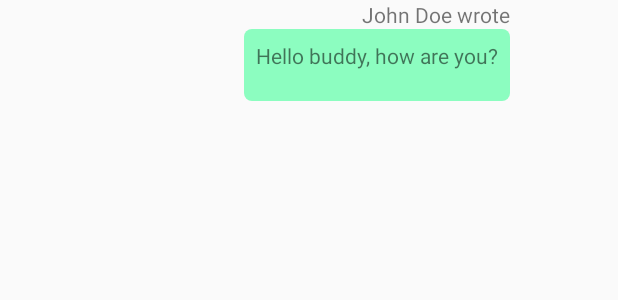
After one commit to nbmaltais/P6-WhereAreThey, an Android app: the layout item_contact_message.xml on its own in the app's theme, with its tools: preview values and no code run, on a phone screen of 412 x 824 dp. The commit adds this screen. Shown: the top 300 px of the screen. Run offline under Robolectric (Android 15) with nearby library versions, the phone set to English and light mode, and no system bars.

Commit message:
Added content transition. Added different layout for user and contact message.

```diff
--- a/app/src/main/java/ca/nbsoft/whereareyou/ui/main/ContactListFragment.java
+++ b/app/src/main/java/ca/nbsoft/whereareyou/ui/main/ContactListFragment.java
@@ -154,7 +154,8 @@ public class ContactListFragment extends Fragment implements LoaderCallbacks<Cur
 
 
     @Override
-    public void onContactItemClicked(String userId) {
-        ContactDetailActivity.startActivity(getContext(),userId);
+    public void onContactItemClicked(String userId, View transitionView) {
+        //ContactDetailActivity.startActivity(getContext(),userId);
+        ContactDetailActivity.startActivityWithTransition(getActivity(), userId, transitionView );
     }
 }
--- /dev/null
+++ b/app/src/main/res/drawable/conversation_bubble_contact.xml
@@ -0,0 +1,7 @@
+<?xml version="1.0" encoding="utf-8"?>
+<shape xmlns:android="http://schemas.android.com/apk/res/android"
+    android:shape="rectangle" >
+    <size android:height="48dp" android:width="48dp"/>
+    <corners android:radius="5dp"/>
+    <solid android:color="@color/conversation_bubble_contact"/>
+</shape>
--- a/app/src/main/res/layout/content_contact_detail.xml
+++ b/app/src/main/res/layout/content_contact_detail.xml
@@ -9,5 +9,5 @@
     android:layout_height="match_parent"
     android:name="ca.nbsoft.whereareyou.ui.ContactListFragment"
     app:layout_behavior="@string/appbar_scrolling_view_behavior"
-    tools:listitem="@layout/item_conversation_message"
+    tools:listitem="@layout/item_user_message"
     />
--- a/app/src/main/res/layout/item_contact.xml
+++ b/app/src/main/res/layout/item_contact.xml
@@ -14,6 +14,7 @@
         android:layout_marginLeft="@dimen/activity_horizontal_margin"
         android:layout_marginRight="@dimen/activity_horizontal_margin"
         android:scaleType="centerCrop"
+
         android:src="@drawable/ic_person_black_48dp"/>
 
     <LinearLayout
--- /dev/null
+++ b/app/src/main/res/layout/item_contact_message.xml
@@ -0,0 +1,27 @@
+<?xml version="1.0" encoding="utf-8"?>
+<LinearLayout xmlns:android="http://schemas.android.com/apk/res/android"
+              xmlns:tools="http://schemas.android.com/tools"
+              android:id="@+id/conversation_item_view"
+              android:orientation="vertical"
+              android:layout_width="match_parent"
+              android:layout_height="match_parent"
+              android:gravity="right">
+
+    <TextView
+        android:id="@+id/author_view"
+        android:layout_width="wrap_content"
+        android:layout_height="wrap_content"
+        android:layout_marginLeft="@dimen/item_message_left_margin"
+        android:layout_marginRight="@dimen/item_message_left_margin"
+        tools:text="John Doe wrote"/>
+    <TextView
+        android:id="@+id/message_view"
+        android:layout_width="wrap_content"
+        android:layout_height="wrap_content"
+        android:layout_marginLeft="@dimen/item_message_left_margin"
+        android:layout_marginRight="@dimen/item_message_left_margin"
+        android:padding="@dimen/conversation_bubble_padding"
+        android:background="@drawable/conversation_bubble_contact"
+        tools:text="Hello buddy, how are you?"/>
+
+</LinearLayout>
--- a/app/src/main/res/layout/item_conversation_message.xml
+++ b/app/src/main/res/layout/item_user_message.xml
@@ -21,7 +21,7 @@
         android:layout_marginLeft="@dimen/item_message_left_margin"
         android:layout_marginRight="@dimen/item_message_left_margin"
         android:padding="@dimen/conversation_bubble_padding"
-        android:background="@drawable/conversation_bubble"
+        android:background="@drawable/conversation_bubble_user"
         tools:text="Hello buddy, how are you?"/>
 
 </LinearLayout>
--- a/app/src/main/res/layout/layout_contact_detail.xml
+++ b/app/src/main/res/layout/layout_contact_detail.xml
@@ -26,7 +26,8 @@
             <ImageView
                 android:id="@+id/photo_view"
                 android:layout_width="match_parent"
-                android:layout_height="match_parent"/>
+                android:layout_height="match_parent"
+                android:transitionName="@string/transition_user_photo"/>
 
             <android.support.v7.widget.Toolbar
                 android:id="@+id/toolbar"
--- a/app/src/main/res/values-v21/styles.xml
+++ b/app/src/main/res/values-v21/styles.xml
@@ -5,5 +5,6 @@
         <item name="windowNoTitle">true</item>
         <item name="android:windowDrawsSystemBarBackgrounds">true</item>
         <item name="android:statusBarColor">@android:color/transparent</item>
+        <item name="android:windowContentTransitions">true</item>
     </style>
 </resources>
--- a/app/src/main/res/values/dimens.xml
+++ b/app/src/main/res/values/dimens.xml
@@ -7,7 +7,7 @@
     <dimen name="app_bar_height">180dp</dimen>
     <dimen name="text_margin">16dp</dimen>
     <dimen name="map_item_height">200dp</dimen>
-    <dimen name="item_message_left_margin">32dp</dimen>
+    <dimen name="item_message_left_margin">72dp</dimen>
     <dimen name="map_item_bottom_margin">16dp</dimen>
     <dimen name="compose_view_elevation">2dp</dimen>
     <dimen name="conversation_bubble_padding">8dp</dimen>
--- a/app/src/main/res/values/strings.xml
+++ b/app/src/main/res/values/strings.xml
@@ -141,4 +141,5 @@
     <string name="error_message_generic">An error occurred</string>
     <string name="error_message_no_network">The network is unavailable, please retry when a network connection is available.</string>
     <string name="add_contact_activity_confirm_dialog_text">Do you want to add %1$s in your contacts?</string>
+    <string name="transition_user_photo">user_photot</string>
 </resources>
```
Also changed, not shown: app/src/main/java/ca/nbsoft/whereareyou/ApiService.java (+0 -9 lines), app/src/main/java/ca/nbsoft/whereareyou/gcm/MyGcmListenerService.java (+32 -18 lines), app/src/main/java/ca/nbsoft/whereareyou/ui/contact/ContactDetailActivity.java (+33 -0 lines), app/src/main/java/ca/nbsoft/whereareyou/ui/contact/MessageAdapter.java (+18 -12 lines), app/src/main/java/ca/nbsoft/whereareyou/ui/main/ContactAdapter.java (+7 -2 lines), app/src/main/res/drawable/conversation_bubble_user.xml (renamed from app/src/main/res/drawable/conversation_bubble.xml).
